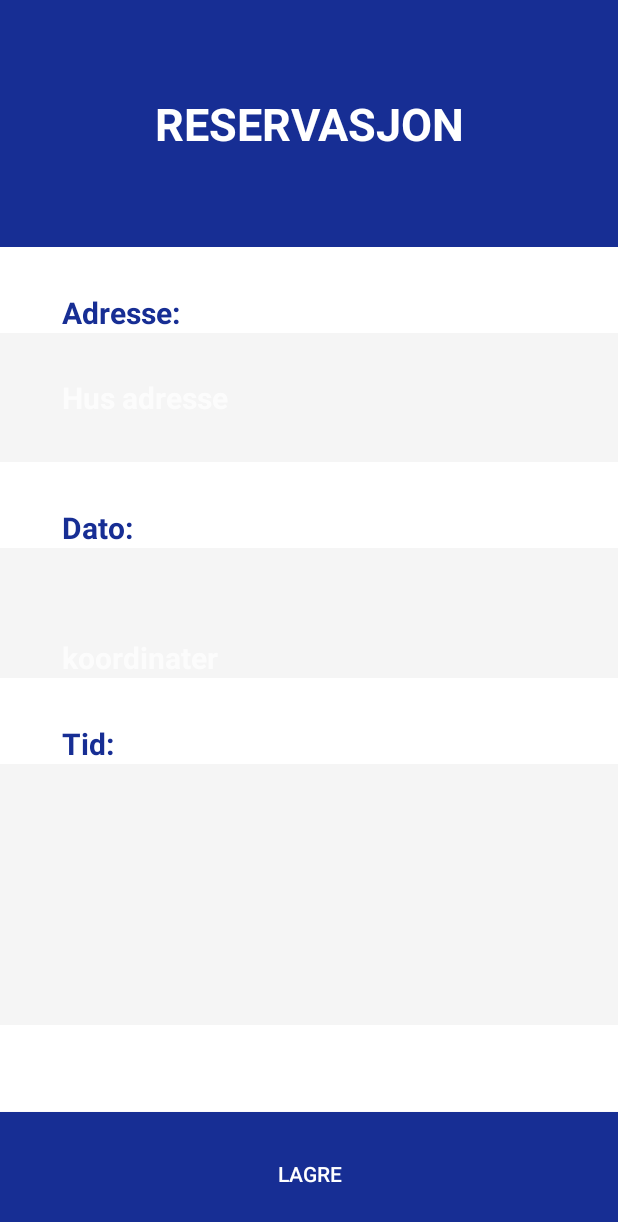
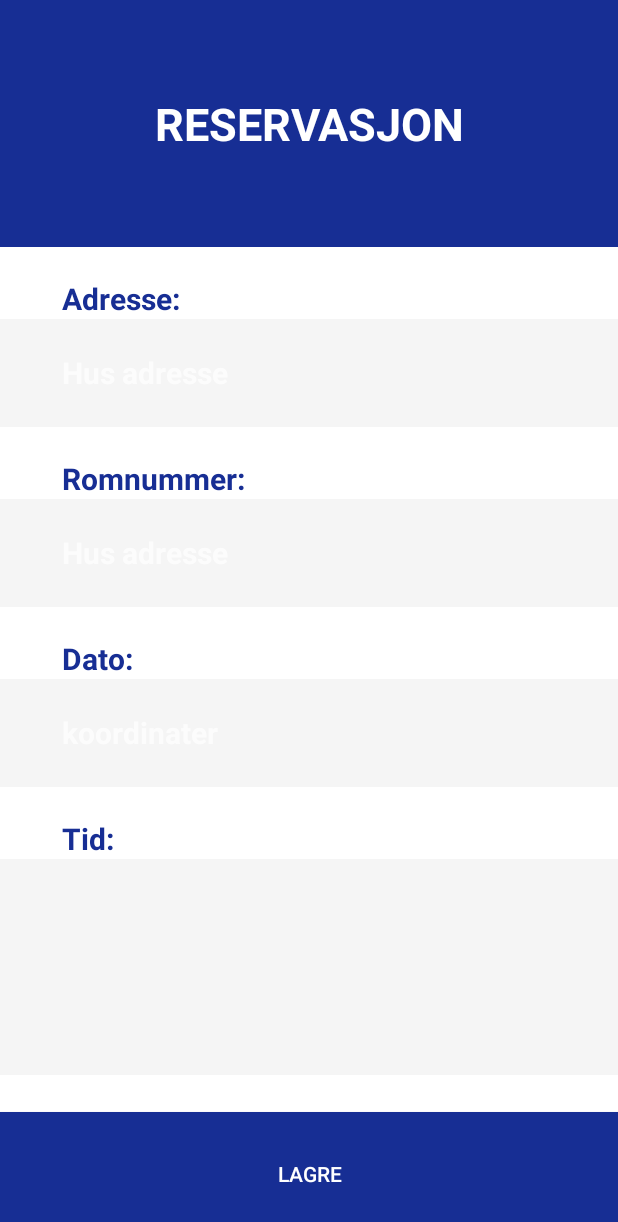
Before and after one commit to Hajhain10/Mappe-app, an Android app: the ReserverRom screen opened directly, with no data from a screen before it, on a phone screen of 412 x 824 dp. Shown: the top 1222 px of the screen. Run offline under Robolectric (Android 15) with nearby library versions, the phone set to English and light mode, and no system bars; 2 statements that could not run were skipped.

Commit message:
noen endringer i layout igjen

```diff
--- a/app/src/main/java/com/example/mappe/LeggtilHus.java
+++ b/app/src/main/java/com/example/mappe/LeggtilHus.java
@@ -28,7 +28,7 @@ public class LeggtilHus extends AppCompatActivity {
     //initaliserer data
     TextView tekst;
     EditText beskrivelse;
-    EditText adresse;
+    TextView adresse;
     EditText etasjer;
     String ut;
 
@@ -40,7 +40,7 @@ public class LeggtilHus extends AppCompatActivity {
         double longitude = getIntent().getExtras().getDouble("long", 0);
         tekst = (TextView) findViewById(R.id.koordianter);
         beskrivelse = (EditText) findViewById(R.id.beskrivelse);
-        adresse = (EditText) findViewById(R.id.adresse);
+        adresse = (TextView) findViewById(R.id.adresse);
         etasjer = (EditText) findViewById(R.id.etasjer);
         ut = getLocationFromnumber(latitude+","+longitude);
         adresse.setText(ut);
--- a/app/src/main/res/layout/husinfo.xml
+++ b/app/src/main/res/layout/husinfo.xml
@@ -93,10 +93,10 @@
                 android:layout_weight="4"
                 android:hint="koordinater"
                 android:id="@+id/koordianter"
-                android:textColor="@color/blaafarge"
                 android:textSize="20dp"
-                android:gravity="bottom"
-                android:textStyle="bold"></TextView>
+                android:textColor="@color/sortish"
+                android:textStyle="bold"
+                android:gravity="center_vertical"></TextView>
         </LinearLayout>
         <LinearLayout
             android:layout_width="match_parent"
--- a/app/src/main/res/layout/legg_til_reservasjon.xml
+++ b/app/src/main/res/layout/legg_til_reservasjon.xml
@@ -1,4 +1,3 @@
-<?xml version="1.0" encoding="utf-8"?>
 <?xml version="1.0" encoding="utf-8"?>
 <LinearLayout
     xmlns:android="http://schemas.android.com/apk/res/android"
@@ -22,7 +21,7 @@
         android:layout_width="match_parent"
         android:layout_height="0dp"
         android:layout_weight="3.5"
-        android:weightSum="10"
+        android:weightSum="12"
         android:orientation="vertical"
         android:background="#fff">
         <LinearLayout
@@ -72,6 +71,43 @@
             <TextView
                 android:layout_width="0dp"
                 android:layout_height="match_parent"
+                android:text="Romnummer:"
+                android:id="@+id/romnummerbes"
+                android:textColor="@color/blaafarge"
+                android:textStyle="bold"
+                android:textSize="20dp"
+                android:gravity="bottom"
+                android:layout_weight="4"></TextView>
+        </LinearLayout>
+        <LinearLayout
+            android:layout_width="match_parent"
+            android:layout_height="0dp"
+            android:layout_weight="1.5"
+            android:orientation="horizontal"
+            android:weightSum="5"
+            android:background="@drawable/graafarge"
+            android:gravity="center">
+            <TextView
+                android:layout_width="0dp"
+                android:layout_height="match_parent"
+                android:hint="Hus adresse"
+                android:id="@+id/romnummer"
+                android:textSize="20dp"
+                android:textColor="@color/sortish"
+                android:textStyle="bold"
+                android:gravity="center_vertical"
+                android:layout_weight="4"></TextView>
+        </LinearLayout>
+        <LinearLayout
+            android:layout_width="match_parent"
+            android:layout_height="0dp"
+            android:layout_weight="1"
+            android:orientation="horizontal"
+            android:weightSum="5"
+            android:gravity="center">
+            <TextView
+                android:layout_width="0dp"
+                android:layout_height="match_parent"
                 android:layout_weight="4"
                 android:text="Dato:"
                 android:textColor="@color/blaafarge"
@@ -95,10 +131,10 @@
                 android:hint="koordinater"
                 android:inputType="date"
                 android:id="@+id/dato"
-                android:textColor="@color/blaafarge"
                 android:textSize="20dp"
-                android:gravity="bottom"
-                android:textStyle="bold"></TextView>
+                android:textColor="@color/sortish"
+                android:textStyle="bold"
+                android:gravity="center_vertical"></TextView>
         </LinearLayout>
         <LinearLayout
             android:layout_width="match_parent"
--- a/app/src/main/res/values/colors.xml
+++ b/app/src/main/res/values/colors.xml
@@ -5,4 +5,5 @@
     <color name="colorAccent">#03DAC5</color>
     <color name="blaafarge">#172e94</color>
     <color name="sortish">#1f1f1f</color>
+    <color name="graaish">#c8c7c7</color>
 </resources>
```
Also changed, not shown: app/src/main/res/layout/legg_til_hus.xml (+5 -2 lines), app/src/main/res/layout/legg_til_rom.xml (+7 -0 lines), app/src/main/java/com/example/mappe/ReserverRom.java (line endings or trailing spaces).
